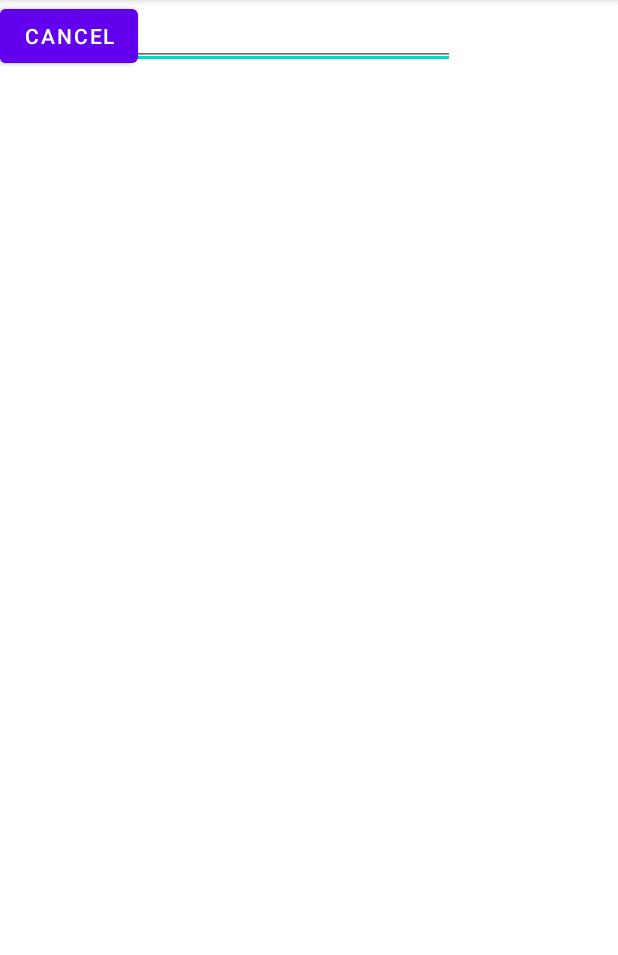
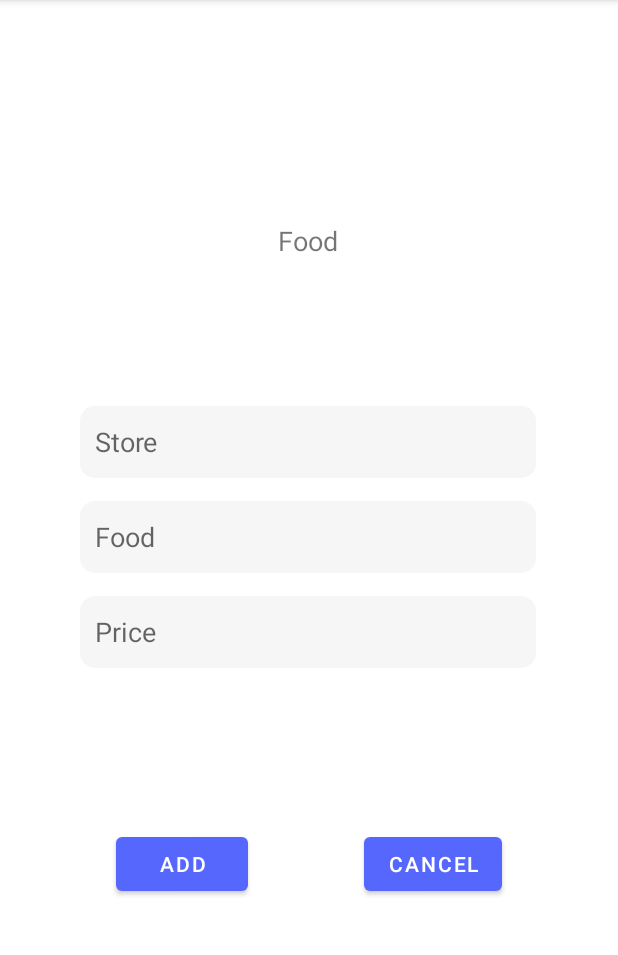
Before and after one commit to IzakVillanueva/EasyMapua, an Android app: the AddFood screen opened directly, with no data from a screen before it, on a phone screen of 412 x 824 dp, the part 84-1039 px from its top. Run offline under Robolectric (Android 15) with nearby library versions, the phone set to English and light mode, and no system bars; libraries missing offline, so code that uses them is left out: com.vishnusivadas.advanced_httpurlconnection.

```diff
--- a/app/src/main/java/com/example/easymapua/AddFood.java
+++ b/app/src/main/java/com/example/easymapua/AddFood.java
@@ -2,13 +2,88 @@ package com.example.easymapua;
 
 import androidx.appcompat.app.AppCompatActivity;
 
+import android.content.Intent;
 import android.os.Bundle;
+import android.os.Handler;
+import android.os.Looper;
+import android.view.View;
+import android.widget.Button;
+import android.widget.EditText;
+import android.widget.ProgressBar;
+import android.widget.Toast;
+
+import com.vishnusivadas.advanced_httpurlconnection.PutData;
 
 public class AddFood extends AppCompatActivity {
+    private Button add, cancel;
+    private EditText storeT, foodT, priceT;
+    ProgressBar prog;
+
 
     @Override
     protected void onCreate(Bundle savedInstanceState) {
         super.onCreate(savedInstanceState);
         setContentView(R.layout.activity_add_food);
+
+        add = findViewById(R.id.buttonAdd);
+        cancel = findViewById(R.id.buttonCancel);
+        storeT = findViewById(R.id.editTextStore);
+        foodT = findViewById(R.id.editTextFood);
+        priceT = findViewById(R.id.editTextPrice);
+        prog = findViewById(R.id.progressBarFood);
+
+        add.setOnClickListener(new View.OnClickListener() {
+            @Override
+            public void onClick(View v) {
+                String store = String.valueOf(storeT.getText());
+                String food = String.valueOf(foodT.getText());
+                String price = String.valueOf(priceT.getText());
+
+                if(!store.equals("") && !food.equals("") && !price.equals("")){
+                    prog.setVisibility(View.VISIBLE);
+                    Handler handler = new Handler(Looper.getMainLooper());
+                    handler.post(new Runnable() {
+                        @Override
+                        public void run() {
+                            String[] field = new String[3];
+                            field[0] = "store";
+                            field[1] = "food";
+                            field[2] = "price";
+                            //Creating array for data
+                            String[] data = new String[3];
+                            data[0] = store;
+                            data[1] = food;
+                            data[2] = price;
+                            PutData putData = new PutData("http://192.168.1.7/LoginRegister/addfood.php", "POST", field, data);
+                            if (putData.startPut()) {
+                                if (putData.onComplete()) {
+                                    prog.setVisibility(View.GONE);
+                                    String result = putData.getResult();
+                                    if(result.equals("Successfully added food")){
+                                        Toast.makeText(getApplicationContext(),result,Toast.LENGTH_SHORT).show();
+                                        Intent intent = new Intent(getApplicationContext(), VendorNav.class);
+                                        startActivity(intent);
+                                        finish();
+                                    }
+                                    else{
+                                        Toast.makeText(getApplicationContext(),result,Toast.LENGTH_SHORT).show();
+                                    }
+                                }
+                            }
+                        }
+                    });
+                }
+                else{
+                    Toast.makeText(getApplicationContext(), "All fields required", Toast.LENGTH_SHORT).show();
+                }
+            }
+        });
+
+        cancel.setOnClickListener(new View.OnClickListener() {
+            @Override
+            public void onClick(View v) {
+                startActivity(new Intent(AddFood.this, ProfessorNav.class));
+            }
+        });
     }
 }
--- a/app/src/main/res/layout/activity_add_food.xml
+++ b/app/src/main/res/layout/activity_add_food.xml
@@ -7,54 +7,131 @@
     tools:context=".AddFood">
 
     <View
-        android:id="@+id/view3"
-        android:layout_width="354dp"
-        android:layout_height="311dp"
-        tools:layout_editor_absoluteX="28dp"
-        tools:layout_editor_absoluteY="164dp" />
+        android:id="@+id/view"
+        android:layout_width="341dp"
+        android:layout_height="625dp"
+        android:background="#FFFFFF"
+        app:layout_constraintBottom_toBottomOf="parent"
+        app:layout_constraintEnd_toEndOf="parent"
+        app:layout_constraintStart_toStartOf="parent"
+        app:layout_constraintTop_toTopOf="parent"
+        app:layout_constraintVertical_bias="0.698" />
+
+    <LinearLayout
+        android:id="@+id/linearLayout"
+        android:layout_width="wrap_content"
+        android:layout_height="wrap_content"
+        android:gravity="center"
+        android:orientation="vertical"
+        app:layout_constraintBottom_toBottomOf="@+id/view"
+        app:layout_constraintEnd_toEndOf="@+id/view"
+        app:layout_constraintHorizontal_bias="0.486"
+        app:layout_constraintStart_toStartOf="@+id/view"
+        app:layout_constraintTop_toTopOf="@+id/view"
+        app:layout_constraintVertical_bias="0.394">
+
+        <EditText
+            android:id="@+id/editTextStore"
+            android:layout_width="304dp"
+            android:layout_height="48dp"
+            android:layout_marginBottom="15dp"
+            android:background="@drawable/rounded_edit_text"
+            android:ems="10"
+            android:hint="@string/store"
+            android:inputType="textPersonName"
+            android:paddingLeft="10dp" />
+
+        <EditText
+            android:id="@+id/editTextFood"
+            android:layout_width="304dp"
+            android:layout_height="48dp"
+            android:layout_marginBottom="15dp"
+            android:background="@drawable/rounded_edit_text"
+            android:ems="10"
+            android:hint="@string/food"
+            android:inputType="textPersonName"
+            android:paddingLeft="10dp" />
+
+        <EditText
+            android:id="@+id/editTextPrice"
+            android:layout_width="304dp"
+            android:layout_height="48dp"
+            android:layout_marginBottom="15dp"
+            android:background="@drawable/rounded_edit_text"
+            android:ems="10"
+            android:hint="@string/price"
+            android:inputType="textPersonName"
+            android:paddingLeft="10dp" />
+
+    </LinearLayout>
+
+    <DatePicker
+        android:id="@+id/datePicker"
+        android:layout_width="wrap_content"
+        android:layout_height="wrap_content"
+        android:background="#FFFFFF"
+        android:datePickerMode="calendar"
+        android:visibility="gone"
+        app:layout_constraintBottom_toBottomOf="parent"
+        app:layout_constraintEnd_toEndOf="parent"
+        app:layout_constraintStart_toStartOf="parent"
+        app:layout_constraintTop_toTopOf="parent"
+        app:layout_constraintVertical_bias="0.4" />
+
+    <Button
+        android:id="@+id/buttonClose"
+        android:layout_width="wrap_content"
+        android:layout_height="wrap_content"
+        android:text="@string/select_date"
+        android:visibility="gone"
+        app:layout_constraintBottom_toBottomOf="parent"
+        app:layout_constraintEnd_toEndOf="parent"
+        app:layout_constraintStart_toStartOf="parent"
+        app:layout_constraintVertical_bias="0.1"
+        app:layout_constraintTop_toBottomOf="@+id/datePicker" />
+
 
     <TextView
-        android:id="@+id/textView6"
+        android:id="@+id/textView4"
         android:layout_width="wrap_content"
         android:layout_height="wrap_content"
-        android:text="Item"
-        android:textSize="24sp"
-        tools:layout_editor_absoluteX="171dp"
-        tools:layout_editor_absoluteY="194dp" />
-
-    <EditText
-        android:id="@+id/editTextTextPersonName"
-        android:layout_width="303dp"
-        android:layout_height="46dp"
-        android:ems="10"
-        android:inputType="textPersonName"
-        android:text="Name"
-        tools:layout_editor_absoluteX="55dp"
-        tools:layout_editor_absoluteY="251dp" />
-
-    <EditText
-        android:id="@+id/editTextTextPersonName2"
-        android:layout_width="303dp"
-        android:layout_height="44dp"
-        android:ems="10"
-        android:inputType="textPersonName"
-        android:text="Price"
-        tools:layout_editor_absoluteX="55dp"
-        tools:layout_editor_absoluteY="322dp" />
+        android:text="@string/food"
+        android:textSize="18sp"
+        app:layout_constraintBottom_toTopOf="@+id/linearLayout"
+        app:layout_constraintEnd_toEndOf="parent"
+        app:layout_constraintHorizontal_bias="0.498"
+        app:layout_constraintStart_toStartOf="parent"
+        app:layout_constraintTop_toTopOf="@+id/view"
+        app:layout_constraintVertical_bias="0.333" />
 
     <Button
-        android:id="@+id/button"
+        android:id="@+id/buttonAdd"
         android:layout_width="wrap_content"
         android:layout_height="wrap_content"
-        android:text="Add"
-        tools:layout_editor_absoluteX="63dp"
-        tools:layout_editor_absoluteY="394dp" />
+        android:layout_marginBottom="168dp"
+        android:text="@string/add"
+        app:backgroundTint="#5667FD"
+        app:layout_constraintBottom_toBottomOf="parent"
+        app:layout_constraintEnd_toStartOf="@+id/buttonCancel"
+        app:layout_constraintStart_toStartOf="parent" />
 
     <Button
-        android:id="@+id/button2"
+        android:id="@+id/buttonCancel"
         android:layout_width="wrap_content"
         android:layout_height="wrap_content"
-        android:text="Cancel"
-        tools:layout_editor_absoluteX="229dp"
-        tools:layout_editor_absoluteY="394dp" />
+        android:layout_marginBottom="168dp"
+        android:text="@string/cancel"
+        app:backgroundTint="#5667FD"
+        app:layout_constraintBottom_toBottomOf="parent"
+        app:layout_constraintEnd_toEndOf="parent"
+        app:layout_constraintStart_toEndOf="@+id/buttonAdd" />
+
+    <ProgressBar
+        android:id="@+id/progressBarFood"
+        style="?android:attr/progressBarStyle"
+        android:layout_width="wrap_content"
+        android:layout_height="wrap_content"
+        android:visibility="gone"
+        app:layout_constraintBottom_toBottomOf="parent"
+        app:layout_constraintEnd_toEndOf="parent" />
 </androidx.constraintlayout.widget.ConstraintLayout>
--- a/app/src/main/res/layout/activity_add_rate.xml
+++ b/app/src/main/res/layout/activity_add_rate.xml
@@ -4,6 +4,9 @@
     xmlns:tools="http://schemas.android.com/tools"
     android:layout_width="match_parent"
     android:layout_height="match_parent"
+    android:background="#FFEFEA"
     tools:context=".AddRate">
 
+
+
 </androidx.constraintlayout.widget.ConstraintLayout>
--- a/app/src/main/res/values/strings.xml
+++ b/app/src/main/res/values/strings.xml
@@ -26,4 +26,9 @@
     <string name="add_schedule">Add Schedule</string>
     <string name="close">Close</string>
     <string name="select_date">Select Date</string>
+    <string name="store">Store</string>
+    <string name="food">Food</string>
+    <string name="food">Food</string>
+    <string name="store">Store</string>
+    <string name="price">Price</string>
 </resources>
```
